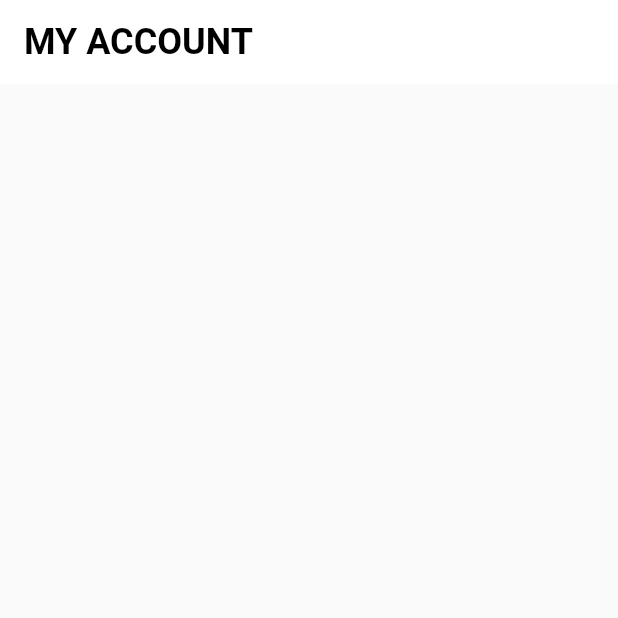
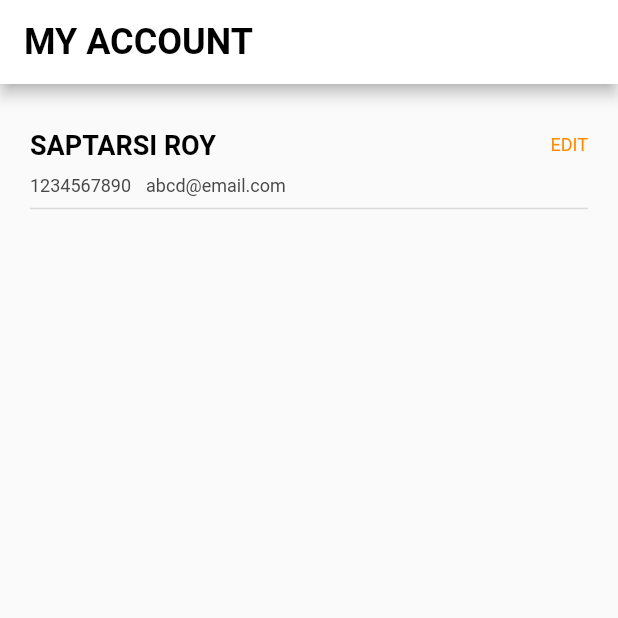
Before and after one commit to playatanu/swiggy, a Flutter app: the screen it shows after launch, on a phone screen of 412 x 824 dp, the top half of it. Run offline on Flutter 3.47's test engine with Material 2 defaults, Android fonts, the light colour scheme and no system bars; our stand-ins replace google_fonts, theme_provider.

Commit message:
created name, edit phone number and email

```diff
--- a/app_flutter/lib/pages/profile_page/profile_page.dart
+++ b/app_flutter/lib/pages/profile_page/profile_page.dart
@@ -1,4 +1,5 @@
 import 'package:flutter/material.dart';
+import 'package:google_fonts/google_fonts.dart';
 import 'package:swiggy/constants.dart';
 
 class ProfilePage extends StatefulWidget {
@@ -13,15 +14,65 @@ class _ProfilePageState extends State<ProfilePage> {
   Widget build(BuildContext context) {
     return Scaffold(
       appBar: AppBar(
-        title:  Text(
+        title: Text(
           'MY ACCOUNT',
           style: kMyAccountTitleTextStyle,
         ),
         centerTitle: false,
-        elevation: 0,
         backgroundColor: Colors.white,
       ),
-      body: Column(),
+      body: Padding(
+        padding: const EdgeInsets.only(
+          top: 30,
+          left: 20,
+          right: 20,
+        ),
+        child: Column(
+          children: [
+            Row(
+              mainAxisAlignment: MainAxisAlignment.spaceBetween,
+              children: [
+                Text(
+                  'Saptarsi Roy'.toUpperCase(),
+                  style: kMyAccountTitleTextStyle.copyWith(
+                    fontSize: 18,
+                  ),
+                ),
+                Text(
+                  'EDIT',
+                  style: GoogleFonts.roboto(
+                    fontSize: 12,
+                    color: kEditTextColor,
+                  ),
+                ),
+              ],
+            ),
+
+            const SizedBox(
+              height: 10,
+            ),
+            Row(
+              children: [
+                Text(
+                  '1234567890',
+                  style: kPhoneAndEmailTextStyle,
+                ),
+
+                const SizedBox(
+                  width: 10,
+                ),
+                Text(
+                  'abcd@email.com',
+                  style: kPhoneAndEmailTextStyle,
+                ),
+              ],
+            ),
+            const Divider(
+              thickness: 1,
+            ),
+          ],
+        ),
+      ),
     );
   }
 }
```
